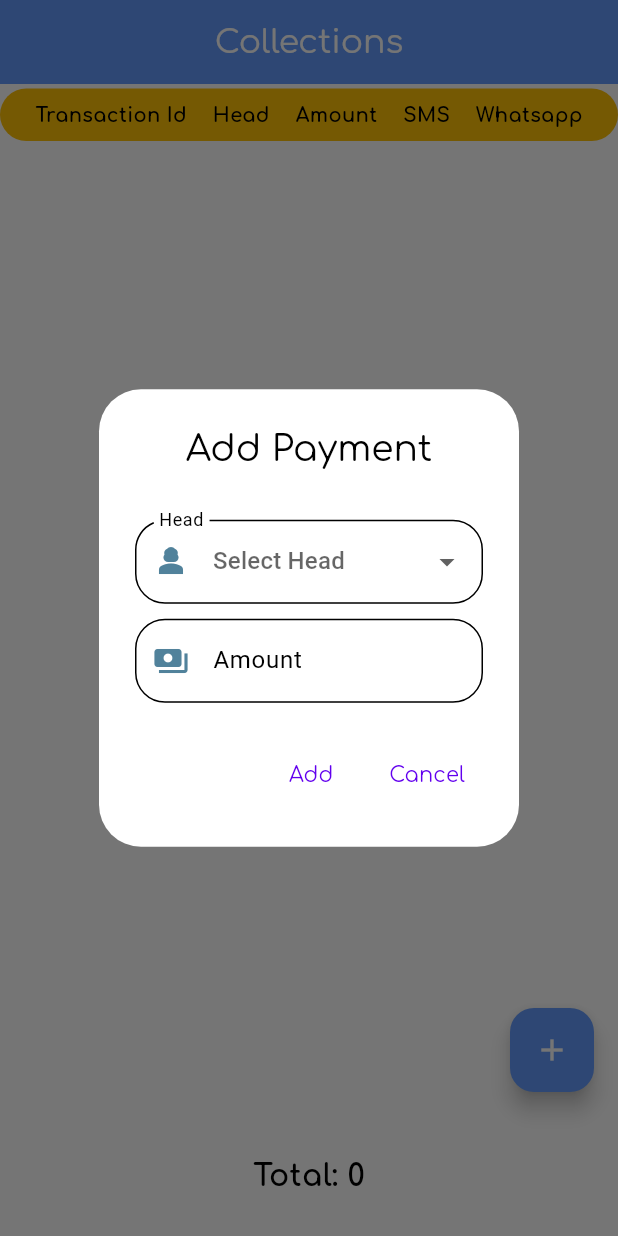
After one commit to Solution-Wave/AHKN, a Flutter app: the Collections screen opened directly, after a tap on the "add" icon, on a phone screen of 412 x 824 dp. The commit adds this screen. Run offline on Flutter 3.47's test engine with Material 3 defaults, Android fonts, the phone set to English and light mode, and no system bars; our stand-ins replace image_picker.

Commit message:
Add Collections Page

```diff
--- /dev/null
+++ b/lib/screens/collection.dart
@@ -0,0 +1,263 @@
+import 'package:flutter/material.dart';
+import 'package:url_launcher/url_launcher.dart';
+import '../customWidgets.dart';
+import '../styles/colors.dart';
+
+class Collections extends StatefulWidget {
+  const Collections({super.key});
+
+  @override
+  State<Collections> createState() => _CollectionsState();
+}
+
+class _CollectionsState extends State<Collections> {
+
+  final GlobalKey<FormState> formKey = GlobalKey<FormState>();
+
+  List<Map<String, dynamic>> transactions = [];
+  TextEditingController amountController = TextEditingController();
+  String? selectedHead;
+
+  @override
+  Widget build(BuildContext context) {
+
+    int totalPrice = 0;
+    for (var itemData in transactions) {
+      int price = int.tryParse(itemData['amount']) ?? 0;
+      totalPrice += price;
+    }
+    return Scaffold(
+      appBar: AppBar(
+        backgroundColor: appBarColor,
+        foregroundColor: appBarColor1,
+        title: const Text("Collections", style: TextStyle(fontFamily: appFontFamily),),
+        centerTitle: true,
+      ),
+      body: SingleChildScrollView(
+        child: Column(
+          children: [
+            Container(
+              margin: const EdgeInsets.symmetric(vertical: 3),
+              padding: const EdgeInsets.symmetric(horizontal: 15.0, vertical: 8),
+              decoration: BoxDecoration(
+                color: Colors.amber,
+                borderRadius: BorderRadius.circular(25.0),
+              ),
+              child: const Row(
+                mainAxisAlignment: MainAxisAlignment.spaceAround,
+                children: [
+                  Text("Transaction Id", style: TextStyle(fontSize: 13.0,
+                    fontWeight: FontWeight.bold, fontFamily: appFontFamily,)),
+                  Text("Head", style: TextStyle(fontSize: 13.0,
+                    fontWeight: FontWeight.bold, fontFamily: appFontFamily,)),
+                  Text("Amount", style: TextStyle(fontSize: 13.0,
+                      fontWeight: FontWeight.bold, fontFamily: appFontFamily)),
+                  Text("SMS", style: TextStyle(fontSize: 13.0,
+                      fontWeight: FontWeight.bold, fontFamily: appFontFamily)),
+                  Text("Whatsapp", style: TextStyle(fontSize: 13.0,
+                      fontWeight: FontWeight.bold, fontFamily: appFontFamily)),
+                ],
+              ),
+            ),
+            ListView.builder(
+              shrinkWrap: true,
+              itemCount: transactions.length,
+              itemBuilder: (context, index) {
+                var itemData = transactions[index];
+                return Container(
+                  margin: const EdgeInsets.symmetric(vertical: 5),
+                  padding: const EdgeInsets.symmetric(horizontal: 15.0, vertical: 10),
+                  decoration: BoxDecoration(
+                    color: index.isEven ? const Color(0xFFFFA456) : const Color(0xF327FEEB),
+                    borderRadius: BorderRadius.circular(25.0),
+                  ),
+                  child: Row(
+                    mainAxisAlignment: MainAxisAlignment.spaceAround,
+                    children: [
+                      Text(
+                        itemData['transactionId'],
+                        style: const TextStyle(fontSize: 12.0, fontWeight: FontWeight.bold, fontFamily: appFontFamily),
+                      ),
+                      Text(
+                        itemData['head'],
+                        style: const TextStyle(fontSize: 12.0, fontWeight: FontWeight.bold, fontFamily: appFontFamily),
+                      ),
+                      Text(
+                        itemData['amount'],
+                        style: const TextStyle(fontSize: 12.0, fontWeight: FontWeight.bold, fontFamily: appFontFamily),
+                      ),
+                      IconButton(
+                        onPressed: () {
+                          _sendingSMS(itemData['transactionId'], itemData['head'], itemData['amount'], itemData['date']);
+                        },
+                        icon: const Icon(Icons.sms, color: Colors.white,),
+                      ),
+                      IconButton(
+                        onPressed: () {
+                          _openWhatsApp(itemData['transactionId'], itemData['head'], itemData['amount'], itemData['date']);
+                        },
+                        icon: const Icon(Icons.phone_android_sharp, color: Colors.white,),
+                      )
+                    ],
+                  ),
+                );
+              },
+            ),
+
+          ],
+        ),
+      ),
+      floatingActionButton: FloatingActionButton(
+        backgroundColor: buttonColor,
+        onPressed: (){
+          addCollection();
+        },
+        child: const Icon(Icons.add),
+      ),
+      bottomNavigationBar: BottomAppBar(
+        child: Row(
+          mainAxisAlignment: MainAxisAlignment.spaceAround,
+          children: [
+            Text("Total: ${totalPrice.toString()}",
+                style: const TextStyle(fontSize: 20.0,
+                    fontWeight: FontWeight.bold, fontFamily: appFontFamily)),
+          ],
+        ),
+      ),
+    );
+  }
+
+  Future<void> addCollection()async{
+    return showDialog(
+      context: context,
+      builder: (context) {
+        return AlertDialog(
+          title: const Center(child: Text('Add Payment',
+            style: TextStyle(fontFamily: appFontFamily),)),
+          content: SingleChildScrollView(
+            child: Form(
+              key: formKey,
+              child: Column(
+                children: [
+                  const SizedBox(height: 15.0,),
+                  CustomDropdownButtonFormField(
+                    value: selectedHead,
+                    hintText: "Select Head",
+                    labelText: "Head",
+                    prefixIcon: Icon(Icons.person_3, color: iconColor,),
+                    onChanged: (value) {
+                      print('Selected Head: $value');
+                      setState(() {
+                        selectedHead = value;
+                      });
+                    },
+                    items: <String>[
+                      "Sadqa",
+                      "Zakat",
+                      "Fitrana",
+                      "Khumas",
+                    ].map((String value) {
+                      return DropdownMenuItem<String>(
+                        alignment: AlignmentDirectional.center,
+                        value: value,
+                        child: Text(value),
+                      );
+                    }).toList(),
+                    validator: (value) {
+                      if (value == null || value.isEmpty) {
+                        return 'Please Choose an Option';
+                      }
+                      return null;
+                    },
+                  ),
+                  const SizedBox(height: 10.0,),
+                  CustomTextFormField(
+                    hintText: "Amount",
+                    labelText: "Amount",
+                    validator: (value){
+                      if(value.isEmpty){
+                        return "Please Enter a Value";
+                      }
+                      return null;
+                    },
+                    prefixIcon: Icon(Icons.payments, color: iconColor,),
+                    controller: amountController,
+                    keyboardType: TextInputType.number,
+                  ),
+                ],
+              ),
+            ),
+          ),
+          actions: [
+            TextButton(
+              onPressed: (){
+                if(formKey.currentState!.validate()){
+                  setState(() {
+                    String transactionId = DateTime.now().millisecondsSinceEpoch.toString();
+                    transactions.add({
+                      "head" : selectedHead,
+                      "amount" : amountController.text,
+                      "transactionId" : transactionId,
+                      'date' : DateTime.now(),
+                    });
+                  });
+                  amountController.clear();
+                  selectedHead = null;
+                  Navigator.pop(context);
+                }
+              },
+              child: const Text('Add', style: TextStyle(fontFamily: appFontFamily),),
+            ),
+            TextButton(
+              onPressed: () {
+                Navigator.pop(context);
+              },
+              child: const Text('Cancel', style: TextStyle(fontFamily: appFontFamily),),
+            ),
+          ],
+        );
+      },
+    );
+  }
+
+  void _sendingSMS(String transactionId, String head, String amount, DateTime dateTime) async {
+    String formattedDateTime = _formatDateTime(dateTime);
+    String message = "Date: $formattedDateTime\nTransactionID: $transactionId\nHead: $head\nAmount: $amount";
+    String url = "sms:+923008497241?body=$message";
+    await _launchURL(url);
+  }
+
+  void _openWhatsApp(String transactionId, String head, String amount, DateTime dateTime) async {
+    String formattedDateTime = _formatDateTime(dateTime);
+    String message = "Date: $formattedDateTime\nTransactionID: $transactionId\nHead: $head\nAmount: $amount";
+    String url = "https://wa.me/923008497241?text=${Uri.parse(message)}";
+    await _launchURL(url);
+  }
+
+  String _formatDateTime(DateTime dateTime) {
+    String day = _addLeadingZero(dateTime.day);
+    String month = _addLeadingZero(dateTime.month);
+    String year = dateTime.year.toString();
+    String hour = _addLeadingZero(dateTime.hour);
+    String minute = _addLeadingZero(dateTime.minute);
+    String second = _addLeadingZero(dateTime.second);
+
+    return '$day/$month/$year $hour:$minute:$second';
+  }
+
+  String _addLeadingZero(int number) {
+    return number.toString().padLeft(2, '0');
+  }
+
+
+
+
+  Future<void> _launchURL(String url) async {
+    if (await canLaunch(url)) {
+      await launch(url);
+    } else {
+      throw 'Could not launch $url';
+    }
+  }
+
+}
```
Also changed, not shown: lib/screens/homeScreen.dart (+9 -11 lines), lib/screens/payments/payments.dart (+14 -9 lines).
